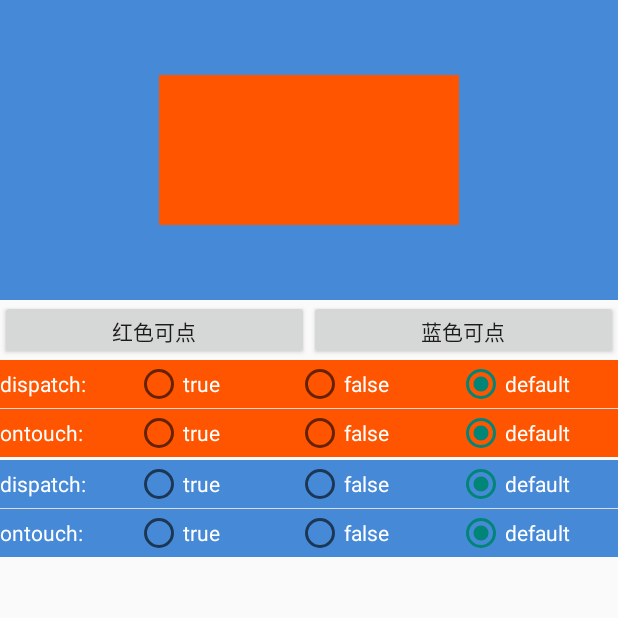
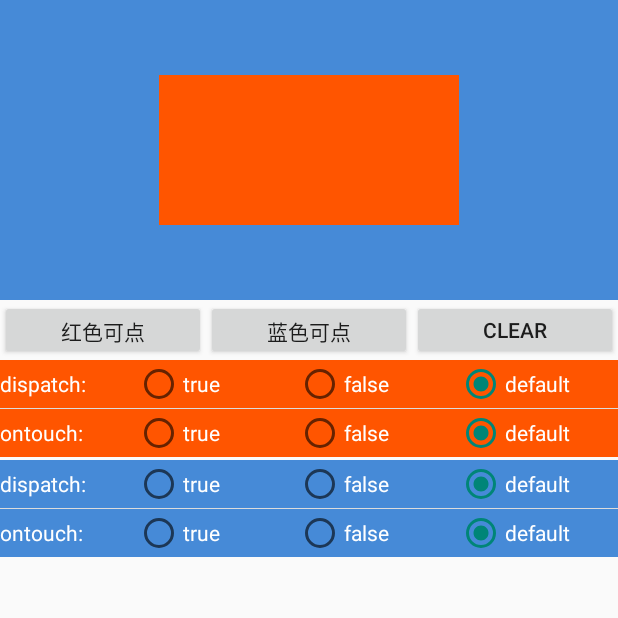
Before and after one commit to zhangxq/DemoCollection, an Android app: the TouchEventActivity screen opened directly, with no data from a screen before it, on a phone screen of 412 x 824 dp, the top half of it. Run offline under Robolectric (Android 15) with nearby library versions, the phone set to English and light mode, and no system bars; our stand-ins replace ButterKnife.

```diff
--- a/MyApplication/app/build.gradle
+++ b/MyApplication/app/build.gradle
@@ -17,6 +17,10 @@ android {
             proguardFiles getDefaultProguardFile('proguard-android.txt'), 'proguard-rules.pro'
         }
     }
+
+    sourceSets.main {
+        jniLibs.srcDir 'src/main/libs'
+    }
 }
 
 dependencies {
--- a/MyApplication/app/src/main/AndroidManifest.xml
+++ b/MyApplication/app/src/main/AndroidManifest.xml
@@ -23,6 +23,7 @@
         <activity android:name=".toucheventdemo.TouchEventActivity" />
         <activity android:name=".androidwheeldemo.AndroidWheelActivity" />
         <activity android:name=".retrofitdemo.RetrofitActivity" />
+        <activity android:name=".animatordemo.AnimatorActivity" />
     </application>
 
 </manifest>
--- a/MyApplication/app/src/main/java/com/zhangxq/democollection/MainActivity.java
+++ b/MyApplication/app/src/main/java/com/zhangxq/democollection/MainActivity.java
@@ -11,6 +11,7 @@ import android.widget.ListView;
 import android.widget.TextView;
 
 import com.zhangxq.democollection.androidwheeldemo.AndroidWheelActivity;
+import com.zhangxq.democollection.animatordemo.AnimatorActivity;
 import com.zhangxq.democollection.retrofitdemo.RetrofitActivity;
 import com.zhangxq.democollection.toucheventdemo.TouchEventActivity;
 
@@ -22,7 +23,7 @@ public class MainActivity extends Activity implements AdapterView.OnItemClickLis
     @Bind(R.id.listView)
     ListView listView;
 
-    String[] items = new String[]{"retrofitDemo", "TouchEventDemo", "androidWheelDemo"};
+    String[] items = new String[]{"retrofitDemo", "TouchEventDemo", "androidWheelDemo", "animatorDemo"};
     private ListAdapter adapter;
 
     @Override
@@ -51,6 +52,9 @@ public class MainActivity extends Activity implements AdapterView.OnItemClickLis
                 Intent intent2 = new Intent(this, AndroidWheelActivity.class);
                 startActivity(intent2);
                 break;
+            case 3:
+                Intent intent3 = new Intent(this, AnimatorActivity.class);
+                startActivity(intent3);
             default:
                 break;
         }
--- a/MyApplication/app/src/main/java/com/zhangxq/democollection/toucheventdemo/TouchEventChilds.java
+++ b/MyApplication/app/src/main/java/com/zhangxq/democollection/toucheventdemo/TouchEventChilds.java
@@ -51,11 +51,6 @@ public class TouchEventChilds extends View {
         if (listener != null) {
             listener.onChildTouch(message);
         }
-        if (ev.getAction() == MotionEvent.ACTION_UP) {
-            if (listener != null) {
-                listener.onChildTouchUp();
-            }
-        }
 
         if (onTouchReturnType == ReturnType.YES) {
             return true;
@@ -82,6 +77,5 @@ public class TouchEventChilds extends View {
      */
     public interface ChildTouchListener {
         void onChildTouch(String textView);
-        void onChildTouchUp();
     }
 }
--- a/MyApplication/app/src/main/java/com/zhangxq/democollection/toucheventdemo/TouchEventFather.java
+++ b/MyApplication/app/src/main/java/com/zhangxq/democollection/toucheventdemo/TouchEventFather.java
@@ -49,11 +49,6 @@ public class TouchEventFather extends LinearLayout {
         if (listener != null) {
             listener.onFatherTouch(message);
         }
-        if (ev.getAction() == MotionEvent.ACTION_UP) {
-            if (listener != null) {
-                listener.onFatherTouchUp();
-            }
-        }
 
         if (onTouchReturnType == ReturnType.YES) {
             return true;
@@ -80,7 +75,6 @@ public class TouchEventFather extends LinearLayout {
      */
     public interface FatherTouchListener {
         void onFatherTouch(String textView);
-        void onFatherTouchUp();
     }
 
 }
--- a/MyApplication/app/src/main/res/layout/touch_event.xml
+++ b/MyApplication/app/src/main/res/layout/touch_event.xml
@@ -44,6 +44,13 @@
                 android:layout_height="match_parent"
                 android:layout_weight="1"
                 android:text="蓝色可点" />
+
+            <Button
+                android:id="@+id/buttonClear"
+                android:layout_width="0dp"
+                android:layout_height="match_parent"
+                android:layout_weight="1"
+                android:text="clear"/>
         </LinearLayout>
 
         <LinearLayout
```
Also changed, not shown: MyApplication/app/src/main/java/com/zhangxq/democollection/animatordemo/AnimatorActivity.java (added, +43 -0 lines), MyApplication/app/src/main/java/com/zhangxq/democollection/toucheventdemo/TouchEventActivity.java (+6 -12 lines), MyApplication/app/src/main/res/layout/activity_animator.xml (added, +22 -0 lines), 1 other file.
